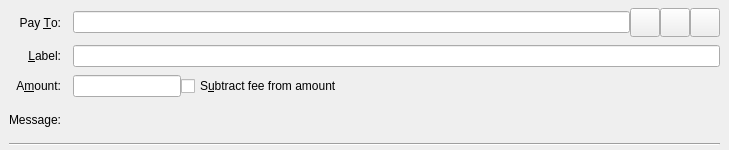
theRealDijida/PAC, file src/qt/forms/sendcoinsentry.ui: the form before one commit.
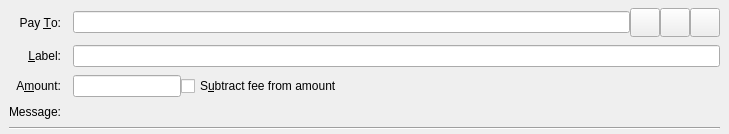
The form after the commit. Custom widgets are drawn as their Qt base class.

The edit to the form file:
```diff
--- a/src/qt/forms/sendcoinsentry.ui
+++ b/src/qt/forms/sendcoinsentry.ui
@@ -7,7 +7,7 @@
     <x>0</x>
     <y>0</y>
     <width>729</width>
-    <height>150</height>
+    <height>126</height>
    </rect>
   </property>
   <property name="focusPolicy">
```
Left out of the diff: 1 changed line with no effect on the pictures.
